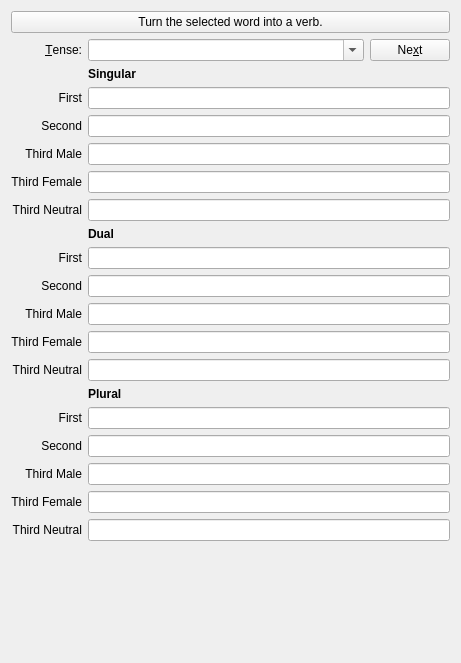
First picture: the form in src/entry-dialogs/conjugationwidget.ui, repository KDE/parley, before the edit.
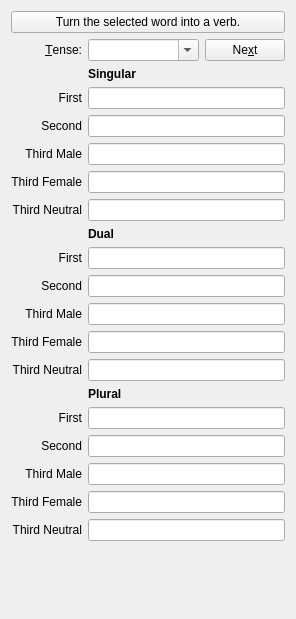
Second picture: the form after the edit. Custom widgets are drawn as their Qt base class.

Commit message: minimum size doesn't make any sense for this widget

Diff of the .ui file:
```diff
--- a/src/entry-dialogs/conjugationwidget.ui
+++ b/src/entry-dialogs/conjugationwidget.ui
@@ -6,8 +6,8 @@
    <rect>
     <x>0</x>
     <y>0</y>
-    <width>461</width>
-    <height>663</height>
+    <width>296</width>
+    <height>619</height>
    </rect>
   </property>
   <property name="sizePolicy">
@@ -18,8 +18,8 @@
   </property>
   <property name="minimumSize">
    <size>
-    <width>332</width>
-    <height>326</height>
+    <width>0</width>
+    <height>0</height>
    </size>
   </property>
   <property name="windowTitle">
@@ -28,6 +28,12 @@
   <layout class="QVBoxLayout" name="verticalLayout">
    <item>
     <widget class="QPushButton" name="makeVerbButton">
+     <property name="sizePolicy">
+      <sizepolicy hsizetype="Preferred" vsizetype="Preferred">
+       <horstretch>0</horstretch>
+       <verstretch>0</verstretch>
+      </sizepolicy>
+     </property>
      <property name="text">
       <string>Turn the selected word into a verb.</string>
      </property>
@@ -417,7 +423,7 @@
      <property name="sizeHint" stdset="0">
       <size>
        <width>20</width>
-       <height>40</height>
+       <height>0</height>
       </size>
      </property>
     </spacer>
```
Left out of the diff: 10 changed lines with no effect on the pictures.
